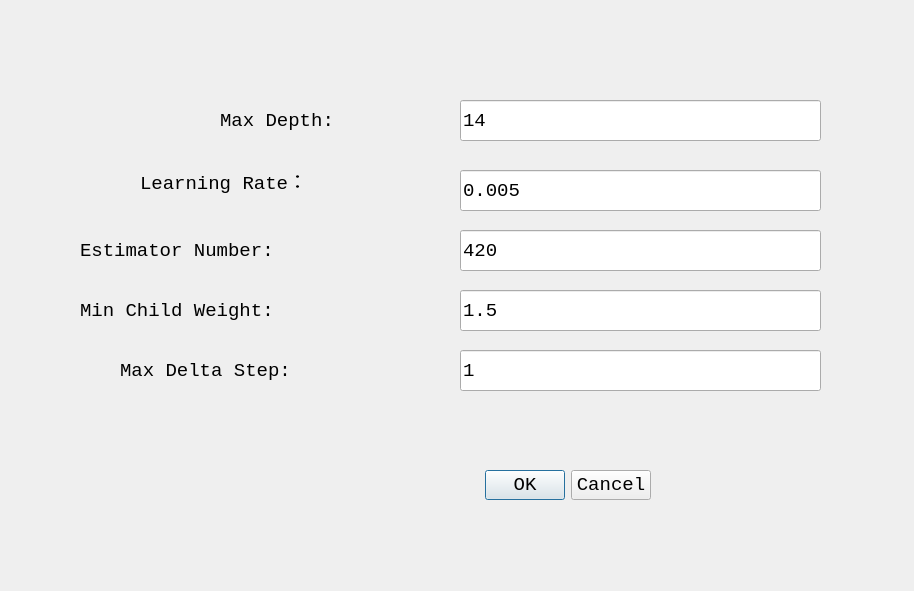
Before: the Qt Designer form georec_train_param_base.ui in HanwGeek/geoRec, drawn with Qt 5.
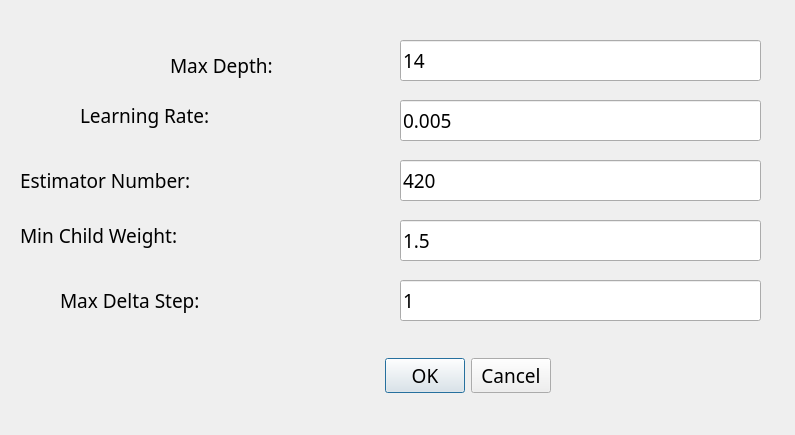
After: the same form once the commit is applied.

The edit to the form file:
```diff
--- a/georec_train_param_base.ui
+++ b/georec_train_param_base.ui
@@ -6,8 +6,8 @@
    <rect>
     <x>0</x>
     <y>0</y>
-    <width>914</width>
-    <height>591</height>
+    <width>795</width>
+    <height>435</height>
    </rect>
   </property>
   <property name="windowTitle">
@@ -16,15 +16,15 @@
   <widget class="QDialogButtonBox" name="button_box">
    <property name="geometry">
     <rect>
-     <x>230</x>
-     <y>460</y>
+     <x>130</x>
+     <y>350</y>
      <width>421</width>
      <height>51</height>
     </rect>
    </property>
    <property name="font">
     <font>
-     <family>Consolas</family>
+     <family>Source Code Variable</family>
      <pointsize>14</pointsize>
     </font>
    </property>
@@ -38,15 +38,15 @@
   <widget class="QLabel" name="label_3">
    <property name="geometry">
     <rect>
-     <x>220</x>
-     <y>100</y>
-     <width>211</width>
-     <height>41</height>
+     <x>170</x>
+     <y>40</y>
+     <width>221</width>
+     <height>51</height>
     </rect>
    </property>
    <property name="font">
     <font>
-     <family>Consolas</family>
+     <family>Source Code Variable</family>
      <pointsize>14</pointsize>
     </font>
    </property>
@@ -57,34 +57,34 @@
   <widget class="QLabel" name="label_4">
    <property name="geometry">
     <rect>
-     <x>140</x>
-     <y>160</y>
+     <x>80</x>
+     <y>90</y>
      <width>301</width>
-     <height>41</height>
+     <height>51</height>
     </rect>
    </property>
    <property name="font">
     <font>
-     <family>Consolas</family>
+     <family>Source Code Variable</family>
      <pointsize>14</pointsize>
     </font>
    </property>
    <property name="text">
-    <string>Learning Rate：</string>
+    <string>Learning Rate:</string>
    </property>
   </widget>
   <widget class="QLabel" name="label_5">
    <property name="geometry">
     <rect>
-     <x>80</x>
-     <y>230</y>
-     <width>341</width>
+     <x>20</x>
+     <y>160</y>
+     <width>381</width>
      <height>41</height>
     </rect>
    </property>
    <property name="font">
     <font>
-     <family>Consolas</family>
+     <family>Source Code Variable</family>
      <pointsize>14</pointsize>
     </font>
    </property>
@@ -95,15 +95,15 @@
   <widget class="QLabel" name="label_6">
    <property name="geometry">
     <rect>
-     <x>80</x>
-     <y>290</y>
+     <x>20</x>
+     <y>210</y>
      <width>371</width>
-     <height>41</height>
+     <height>51</height>
     </rect>
    </property>
    <property name="font">
     <font>
-     <family>Consolas</family>
+     <family>Source Code Variable</family>
      <pointsize>14</pointsize>
     </font>
    </property>
@@ -114,15 +114,15 @@
   <widget class="QLabel" name="label_7">
    <property name="geometry">
     <rect>
-     <x>120</x>
-     <y>350</y>
+     <x>60</x>
+     <y>280</y>
      <width>371</width>
      <height>41</height>
     </rect>
    </property>
    <property name="font">
     <font>
-     <family>Consolas</family>
+     <family>Source Code Variable</family>
      <pointsize>14</pointsize>
     </font>
    </property>
@@ -133,15 +133,15 @@
   <widget class="QLineEdit" name="editMD">
    <property name="geometry">
     <rect>
-     <x>460</x>
-     <y>100</y>
+     <x>400</x>
+     <y>40</y>
      <width>361</width>
      <height>41</height>
     </rect>
    </property>
    <property name="font">
     <font>
-     <family>Consolas</family>
+     <family>Source Code Variable</family>
      <pointsize>14</pointsize>
     </font>
    </property>
@@ -152,15 +152,15 @@
   <widget class="QLineEdit" name="editLR">
    <property name="geometry">
     <rect>
-     <x>460</x>
-     <y>170</y>
+     <x>400</x>
+     <y>100</y>
      <width>361</width>
      <height>41</height>
     </rect>
    </property>
    <property name="font">
     <font>
-     <family>Consolas</family>
+     <family>Source Code Variable</family>
      <pointsize>14</pointsize>
     </font>
    </property>
@@ -171,15 +171,15 @@
   <widget class="QLineEdit" name="editEN">
    <property name="geometry">
     <rect>
-     <x>460</x>
-     <y>230</y>
+     <x>400</x>
+     <y>160</y>
      <width>361</width>
      <height>41</height>
     </rect>
    </property>
    <property name="font">
     <font>
-     <family>Consolas</family>
+     <family>Source Code Variable</family>
      <pointsize>14</pointsize>
     </font>
    </property>
@@ -190,15 +190,15 @@
   <widget class="QLineEdit" name="editMCW">
    <property name="geometry">
     <rect>
-     <x>460</x>
-     <y>290</y>
+     <x>400</x>
+     <y>220</y>
      <width>361</width>
      <height>41</height>
     </rect>
    </property>
    <property name="font">
     <font>
-     <family>Consolas</family>
+     <family>Source Code Variable</family>
      <pointsize>14</pointsize>
     </font>
    </property>
@@ -209,15 +209,15 @@
   <widget class="QLineEdit" name="editMDS">
    <property name="geometry">
     <rect>
-     <x>460</x>
-     <y>350</y>
+     <x>400</x>
+     <y>280</y>
      <width>361</width>
      <height>41</height>
     </rect>
    </property>
    <property name="font">
     <font>
-     <family>Consolas</family>
+     <family>Source Code Variable</family>
      <pointsize>14</pointsize>
     </font>
    </property>
```
